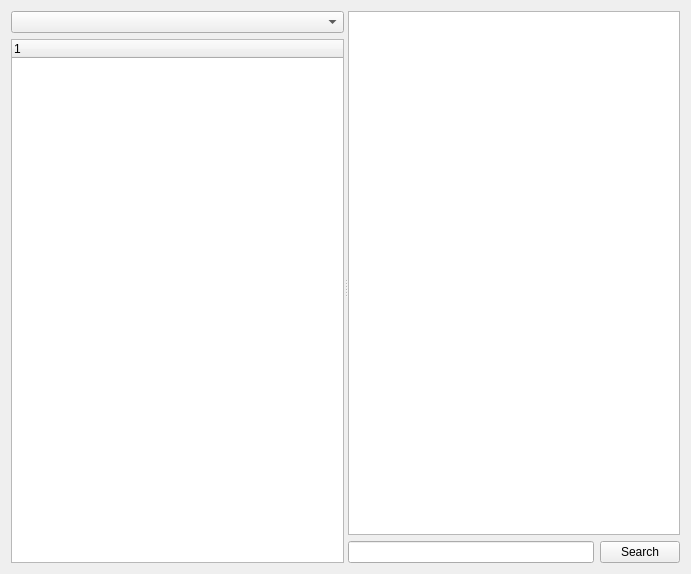
euroelessar/qutim, file src/corelayers/jsonhistory/historywindow.ui: the form before one commit.
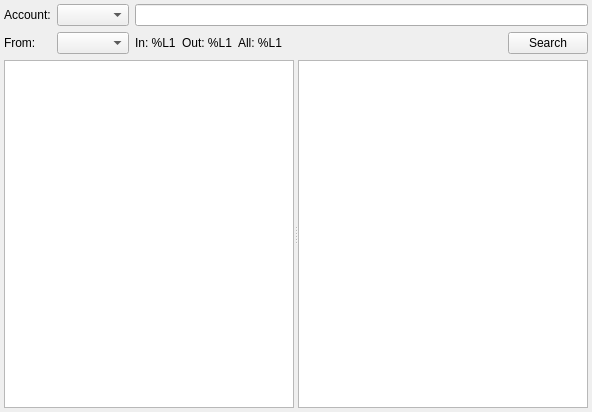
The form after the commit.

Commit message: Ported history window from 0.2

Patch:
```diff
--- a/src/corelayers/jsonhistory/historywindow.ui
+++ b/src/corelayers/jsonhistory/historywindow.ui
@@ -6,66 +6,140 @@
    <rect>
     <x>0</x>
     <y>0</y>
-    <width>691</width>
-    <height>574</height>
+    <width>592</width>
+    <height>412</height>
    </rect>
   </property>
   <property name="windowTitle">
    <string>Form</string>
   </property>
-  <layout class="QGridLayout" name="gridLayout_2">
+  <layout class="QGridLayout" name="gridLayout">
+   <property name="margin">
+    <number>4</number>
+   </property>
    <item row="0" column="0">
+    <layout class="QHBoxLayout" name="horizontalLayout_2">
+     <item>
+      <layout class="QVBoxLayout" name="verticalLayout">
+       <item>
+        <widget class="QLabel" name="label">
+         <property name="text">
+          <string>Account:</string>
+         </property>
+        </widget>
+       </item>
+       <item>
+        <widget class="QLabel" name="label_2">
+         <property name="text">
+          <string>From:</string>
+         </property>
+        </widget>
+       </item>
+      </layout>
+     </item>
+     <item>
+      <layout class="QVBoxLayout" name="verticalLayout_2">
+       <item>
+        <widget class="QComboBox" name="accountComboBox"/>
+       </item>
+       <item>
+        <widget class="QComboBox" name="fromComboBox"/>
+       </item>
+      </layout>
+     </item>
+     <item>
+      <layout class="QVBoxLayout" name="verticalLayout_3">
+       <item>
+        <widget class="QLineEdit" name="searchEdit"/>
+       </item>
+       <item>
+        <layout class="QHBoxLayout" name="horizontalLayout">
+         <item>
+          <widget class="QLabel" name="label_in">
+           <property name="text">
+            <string>In: %L1</string>
+           </property>
+          </widget>
+         </item>
+         <item>
+          <widget class="QLabel" name="label_out">
+           <property name="text">
+            <string>Out: %L1</string>
+           </property>
+          </widget>
+         </item>
+         <item>
+          <widget class="QLabel" name="label_all">
+           <property name="text">
+            <string>All: %L1</string>
+           </property>
+          </widget>
+         </item>
+         <item>
+          <spacer name="horizontalSpacer">
+           <property name="orientation">
+            <enum>Qt::Horizontal</enum>
+           </property>
+           <property name="sizeHint" stdset="0">
+            <size>
+             <width>40</width>
+             <height>20</height>
+            </size>
+           </property>
+          </spacer>
+         </item>
+         <item>
+          <widget class="QPushButton" name="searchButton">
+           <property name="text">
+            <string>Search</string>
+           </property>
+           <property name="shortcut">
+            <string>Return</string>
+           </property>
+           <property name="autoDefault">
+            <bool>false</bool>
+           </property>
+           <property name="default">
+            <bool>false</bool>
+           </property>
+          </widget>
+         </item>
+        </layout>
+       </item>
+      </layout>
+     </item>
+    </layout>
+   </item>
+   <item row="1" column="0">
     <widget class="QSplitter" name="splitter">
      <property name="orientation">
       <enum>Qt::Horizontal</enum>
      </property>
-     <widget class="QWidget" name="verticalLayoutWidget">
-      <layout class="QVBoxLayout" name="verticalLayout">
-       <item>
-        <widget class="QComboBox" name="chatUnitsBox"/>
-       </item>
-       <item>
-        <widget class="QTreeWidget" name="dateWidget">
-         <property name="indentation">
-          <number>10</number>
-         </property>
-         <column>
-          <property name="text">
-           <string notr="true">1</string>
-          </property>
-         </column>
-        </widget>
-       </item>
-      </layout>
+     <widget class="QTreeWidget" name="dateTreeWidget">
+      <property name="sizePolicy">
+       <sizepolicy hsizetype="Preferred" vsizetype="Preferred">
+        <horstretch>0</horstretch>
+        <verstretch>0</verstretch>
+       </sizepolicy>
+      </property>
+      <property name="indentation">
+       <number>10</number>
+      </property>
+      <property name="headerHidden">
+       <bool>true</bool>
+      </property>
+      <column>
+       <property name="text">
+        <string>1</string>
+       </property>
+      </column>
      </widget>
-     <widget class="QWidget" name="gridLayoutWidget">
-      <layout class="QGridLayout" name="gridLayout">
-       <item row="1" column="0" colspan="2">
-        <widget class="QTextBrowser" name="historyLog">
-         <property name="sizePolicy">
-          <sizepolicy hsizetype="Expanding" vsizetype="Expanding">
-           <horstretch>0</horstretch>
-           <verstretch>0</verstretch>
-          </sizepolicy>
-         </property>
-        </widget>
-       </item>
-       <item row="2" column="0">
-        <widget class="QLineEdit" name="searchEdit"/>
-       </item>
-       <item row="2" column="1">
-        <widget class="QPushButton" name="searchButton">
-         <property name="text">
-          <string>Search</string>
-         </property>
-        </widget>
-       </item>
-      </layout>
-     </widget>
+     <widget class="QTextBrowser" name="historyLog"/>
     </widget>
    </item>
   </layout>
  </widget>
+ <layoutdefault spacing="6" margin="11"/>
  <resources/>
  <connections/>
 </ui>
```
Left out of the diff: 2 changed lines with no effect on the pictures. The commit also changes 3 other files.
